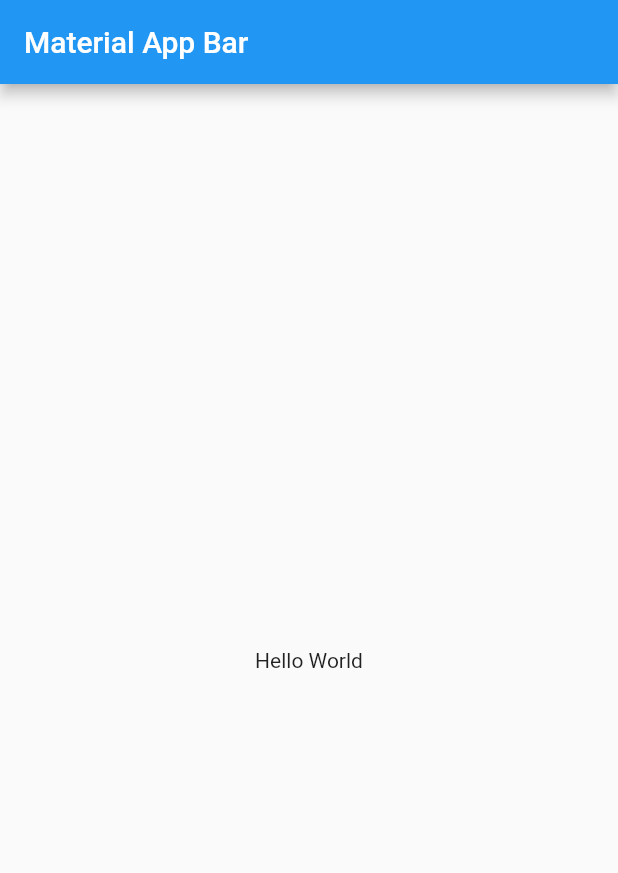
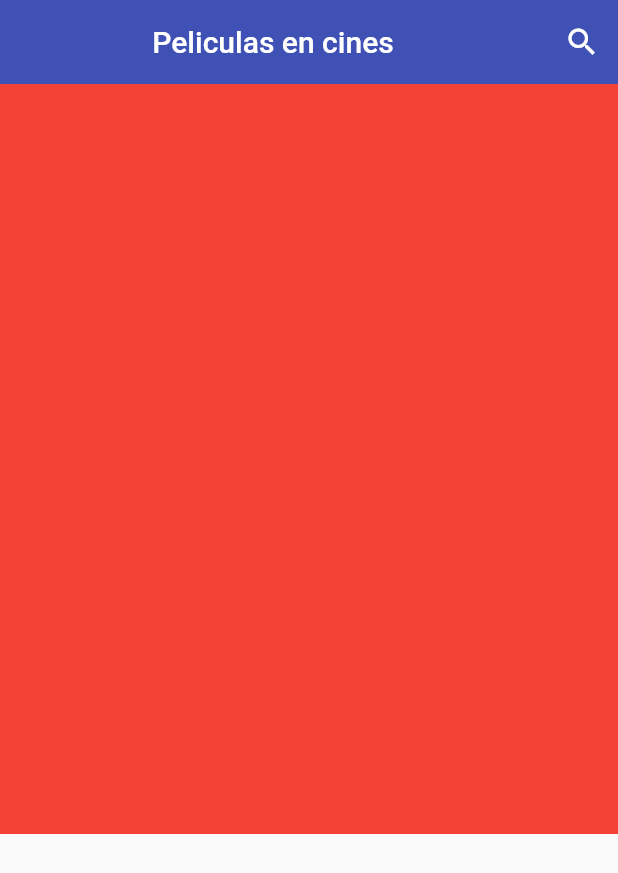
Before and after one commit to JerlibGnzlz/Peliculas-Flutter, a Flutter app: the screen it shows after launch, on a phone screen of 412 x 824 dp. Shown: the top 873 px of the screen. Run offline on Flutter 3.47's test engine with Material 2 defaults, Android fonts, the phone set to English and light mode, and no system bars.

Commit message:
add widget home,screens

```diff
--- a/lib/main.dart
+++ b/lib/main.dart
@@ -1,4 +1,5 @@
 import 'package:flutter/material.dart';
+import 'package:peliculas/screens/screens.dart';
 
 void main() => runApp(const MyApp());
 
@@ -8,15 +9,15 @@ class MyApp extends StatelessWidget {
   @override
   Widget build(BuildContext context) {
     return MaterialApp(
-      title: 'Material App',
-      home: Scaffold(
-        appBar: AppBar(
-          title: const Text('Material App Bar'),
-        ),
-        body: const Center(
-          child: Text('Hello World'),
-        ),
-      ),
+      debugShowCheckedModeBanner: false,
+      title: 'Peliculas',
+      initialRoute: "home",
+      routes: {
+        "home": (_) => const HomeScreen(),
+        "details": (_) => const DetailsScreen(),
+      },
+      theme: ThemeData.light()
+          .copyWith(appBarTheme: const AppBarTheme(color: Colors.indigo)),
     );
   }
 }
--- /dev/null
+++ b/lib/screens/details_screen.dart
@@ -0,0 +1,13 @@
+import 'package:flutter/material.dart';
+
+class DetailsScreen extends StatelessWidget {
+  const DetailsScreen({super.key});
+  @override
+  Widget build(BuildContext context) {
+    return const Scaffold(
+      body: Center(
+        child: Text("Details Screen"),
+      ),
+    );
+  }
+}
--- /dev/null
+++ b/lib/screens/home_screen.dart
@@ -0,0 +1,24 @@
+import 'package:flutter/material.dart';
+import 'package:peliculas/widgets/widgets.dart';
+
+class HomeScreen extends StatelessWidget {
+  const HomeScreen({super.key});
+
+  @override
+  Widget build(BuildContext context) {
+    return Scaffold(
+        appBar: AppBar(
+          title: const Center(child: Text("Peliculas en cines")),
+          elevation: 0,
+          actions: [
+            IconButton(onPressed: () {}, icon: const Icon(Icons.search))
+          ],
+        ),
+        body: const Column(
+          children: [
+            CardSwiper()
+            //Listado orizontal de peliculas
+          ],
+        ));
+  }
+}
--- /dev/null
+++ b/lib/screens/screens.dart
@@ -0,0 +1,2 @@
+export 'package:peliculas/screens/details_screen.dart';
+export 'package:peliculas/screens/home_screen.dart';
--- /dev/null
+++ b/lib/widgets/card_swiper.dart
@@ -0,0 +1,14 @@
+import 'package:flutter/material.dart';
+
+class CardSwiper extends StatelessWidget {
+  const CardSwiper({super.key});
+
+  @override
+  Widget build(BuildContext context) {
+    return Container(
+      width: double.infinity,
+      height: 500,
+      color: Colors.red,
+    );
+  }
+}
--- /dev/null
+++ b/lib/widgets/widgets.dart
@@ -0,0 +1 @@
+export 'package:peliculas/widgets/card_swiper.dart';
```
